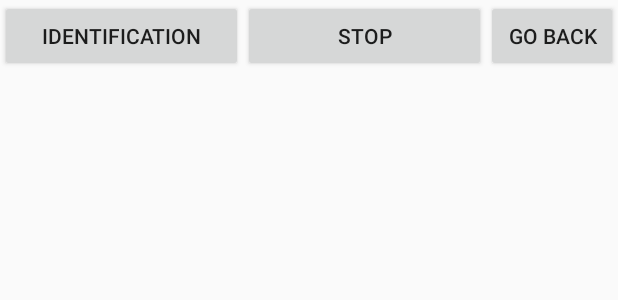
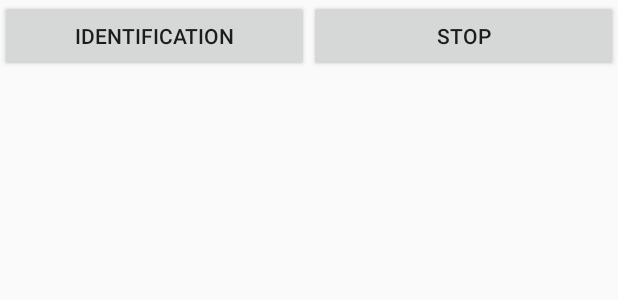
Before and after one commit to DanielAltino/C71-Fips, an Android app: the layout fingerprint_identification_fragment.xml on its own in the app's theme, with its tools: preview values and no code run, on a phone screen of 412 x 824 dp. Shown: the top 300 px of the screen. Run offline under Robolectric (Android 15) with nearby library versions, the phone set to English and light mode, and no system bars.

Commit message:
C71 - comunicação

```diff
--- a/src/main/res/layout/fingerprint_acquisition_fragment.xml
+++ b/src/main/res/layout/fingerprint_acquisition_fragment.xml
@@ -2,8 +2,7 @@
 <LinearLayout xmlns:android="http://schemas.android.com/apk/res/android"
     android:layout_width="match_parent"
     android:layout_height="match_parent"
-    xmlns:tools="http://schemas.android.com/tools"
-    android:orientation="vertical">
+    android:orientation="vertical" >
 
     <LinearLayout
         android:layout_width="match_parent"
--- a/src/main/res/layout/fingerprint_identification_fragment.xml
+++ b/src/main/res/layout/fingerprint_identification_fragment.xml
@@ -8,7 +8,6 @@
         android:layout_width="match_parent"
         android:layout_height="wrap_content"
         android:orientation="horizontal" >
-
         <Button
             android:id="@+id/btnIdent"
             android:layout_width="0dp"
@@ -21,29 +20,20 @@
             android:layout_height="wrap_content"
             android:id="@+id/Stop"
             android:text="Stop" />
-
-        <Button
-            android:id="@+id/BackToClient"
-            android:layout_width="wrap_content"
-            android:layout_height="wrap_content"
-            android:layout_gravity="center"
-            android:text="Go back" />
         </LinearLayout>
-
     <ScrollView
         android:id="@+id/scroll"
         android:layout_width="match_parent"
-        android:layout_height="600dp"
-        android:layout_weight="1">
-
-        <TextView
-            android:id="@+id/tvInfo"
-            android:layout_width="wrap_content"
-            android:layout_height="match_parent"
-            android:layout_gravity="center"
-            android:layout_margin="0dp"
-            android:text=""
-            android:textSize="16sp" />
+        android:layout_weight="1"
+        android:layout_height="300dp">
+            <TextView
+                android:layout_gravity="center"
+                android:id="@+id/tvInfo"
+                android:layout_width="wrap_content"
+                android:layout_height="match_parent"
+                android:textSize="16sp"
+                android:layout_margin="0dp"
+                android:text="" />
     </ScrollView>
 
     <TextView
```
Also changed, not shown: src/main/AndroidManifest.xml (+3 -7 lines), src/main/java/com/example/demo_fingerprint_fips/MainActivity.java (+24 -11 lines), src/main/java/com/example/demo_fingerprint_fips/fragment/AcquisitionFragment.java (+64 -45 lines), src/main/java/com/example/demo_fingerprint_fips/fragment/IdentificationFragment.java (+23 -14 lines), 4 other files.
